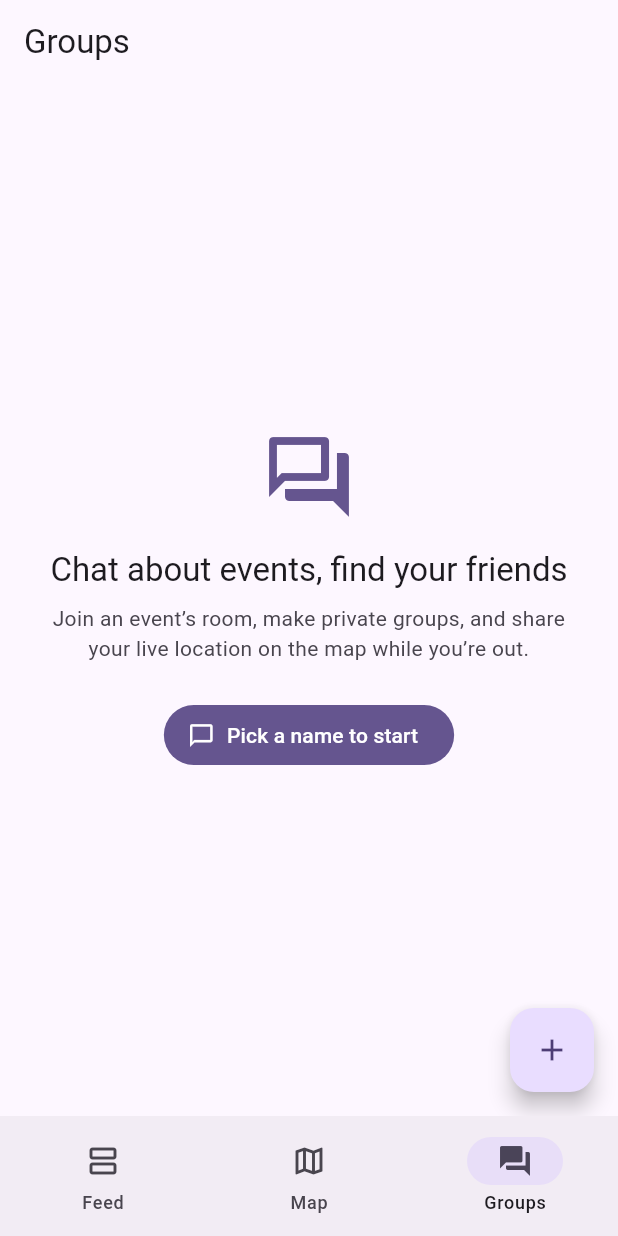
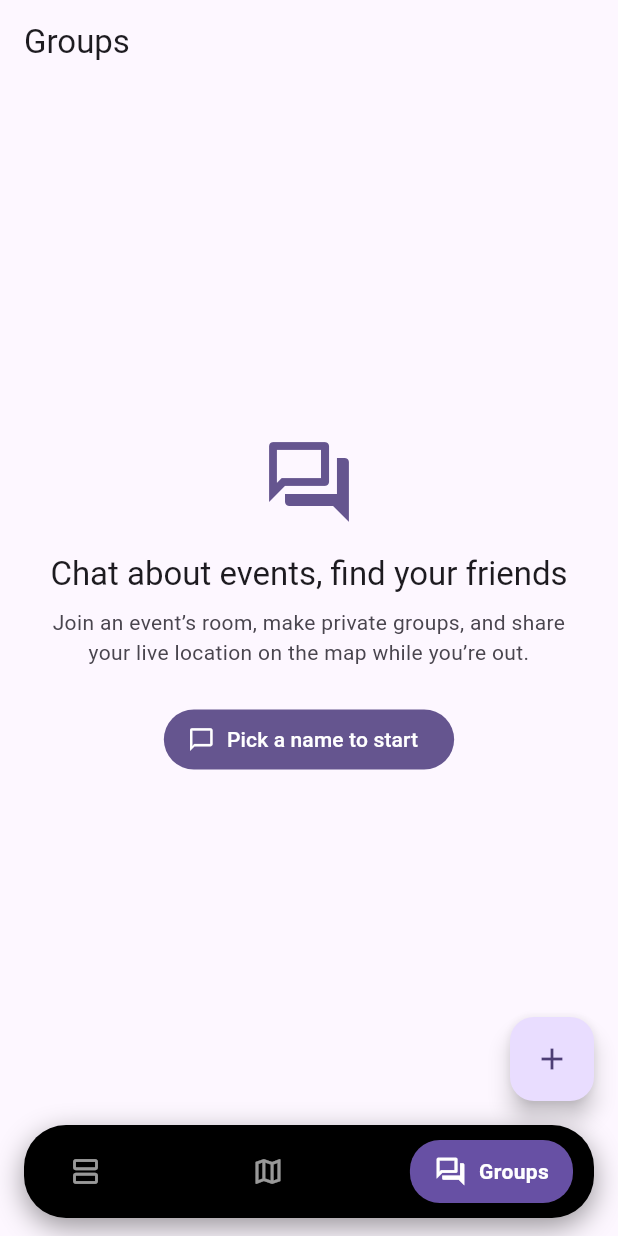
Before and after one commit to staminna/worldwide-events, a Flutter app: the screen it shows after launch, item 3 of the bottom bar chosen, on a phone screen of 412 x 824 dp. Run offline on Flutter 3.47's test engine with Material 3 defaults, Android fonts, the phone set to English and light mode, and no system bars; drawn by our look-alikes of google_nav_bar; our stand-ins replace cached_network_image, dio, flutter_compass, flutter_local_notifications, flutter_riverpod, geolocator and 5 more; missing offline and left inert: flutter_chat_core, flutter_chat_ui, maplibre_gl; network calls fail.

Commit message:
feat(ui): floating black GNav bottom menu
Replace the Material 3 NavigationBar with google_nav_bar: a black
rounded-corner pill floating above the bottom edge, with animated
seed-purple tab pills (Feed / Map / Groups). Keeps the unread badge on
Groups (via GButton.leading, mirroring GNav's active colors), the map's
lazy first build, and the fullscreen-map hiding behavior.

The tab pill uses the fixed seed purple (0xFF6750A4) rather than the
theme's dark-mode primary, whose pale lavender washes out white labels
on the black bar.

Co-Authored-By: Claude Fable 5 <noreply@anthropic.com>

```diff
--- a/flutter_mobile_app/lib/screens/home_shell.dart
+++ b/flutter_mobile_app/lib/screens/home_shell.dart
@@ -1,6 +1,7 @@
 import 'package:flutter/material.dart';
 import 'package:flutter_riverpod/flutter_riverpod.dart';
 import 'package:geolocator/geolocator.dart';
+import 'package:google_nav_bar/google_nav_bar.dart';
 import 'package:shared_preferences/shared_preferences.dart';
 
 import '../state/follows.dart';
@@ -147,37 +148,69 @@ class _HomeShellState extends ConsumerState<HomeShell>
       ),
       bottomNavigationBar: fullscreen
           ? null
-          : NavigationBar(
+          : SafeArea(
+              child: Padding(
+                padding: const EdgeInsets.fromLTRB(16, 0, 16, 12),
+                child: Container(
+                  decoration: BoxDecoration(
+                    color: Colors.black,
+                    borderRadius: BorderRadius.circular(28),
+                    boxShadow: [
+                      BoxShadow(
+                        color: Colors.black.withValues(alpha: 0.4),
+                        blurRadius: 16,
+                        offset: const Offset(0, 6),
+                      ),
+                    ],
+                  ),
+                  padding: const EdgeInsets.symmetric(
+                    horizontal: 14,
+                    vertical: 10,
+                  ),
+                  child: GNav(
                     selectedIndex: _index,
-              onDestinationSelected: (i) => setState(() {
+                    onTabChange: (i) => setState(() {
                       _index = i;
                       if (i == 1) _mapVisited = true;
                     }),
-              destinations: [
-                const NavigationDestination(
-                  icon: Icon(Icons.view_agenda_outlined),
-                  selectedIcon: Icon(Icons.view_agenda),
-                  label: 'Feed',
+                    gap: 8,
+                    color: Colors.white60,
+                    activeColor: Colors.white,
+                    // Fixed seed purple: the theme's dark-mode primary is a
+                    // pale lavender that washes out white text on black.
+                    tabBackgroundColor: const Color(0xFF6750A4),
+                    tabBorderRadius: 20,
+                    iconSize: 22,
+                    duration: const Duration(milliseconds: 250),
+                    padding: const EdgeInsets.symmetric(
+                      horizontal: 16,
+                      vertical: 10,
                     ),
-                const NavigationDestination(
-                  icon: Icon(Icons.map_outlined),
-                  selectedIcon: Icon(Icons.map),
-                  label: 'Map',
+                    tabs: [
+                      const GButton(
+                        icon: Icons.view_agenda_outlined,
+                        text: 'Feed',
                       ),
-                NavigationDestination(
-                  icon: Badge(
+                      const GButton(icon: Icons.map_outlined, text: 'Map'),
+                      GButton(
+                        icon: Icons.forum_outlined,
+                        text: 'Groups',
+                        // leading replaces the icon, so mirror the active
+                        // state colors GNav would apply itself.
+                        leading: Badge(
                           isLabelVisible: unread,
                           smallSize: 8,
-                    child: const Icon(Icons.forum_outlined),
+                          child: Icon(
+                            Icons.forum_outlined,
+                            size: 22,
+                            color: _index == 2 ? Colors.white : Colors.white60,
                           ),
-                  selectedIcon: Badge(
-                    isLabelVisible: unread,
-                    smallSize: 8,
-                    child: const Icon(Icons.forum),
                         ),
-                  label: 'Groups',
                       ),
                     ],
+                  ),
+                ),
+              ),
             ),
     );
   }
--- a/flutter_mobile_app/pubspec.yaml
+++ b/flutter_mobile_app/pubspec.yaml
@@ -28,6 +28,7 @@ dependencies:
   flutter_chat_ui: ^2.11.1
   flutter_chat_core: ^2.9.0
   share_plus: ^13.2.0
+  google_nav_bar: ^5.0.7
 
 dev_dependencies:
   flutter_test:
```
Also changed, not shown: flutter_mobile_app/pubspec.lock. Lines whose indentation alone changed are shown as unchanged.
